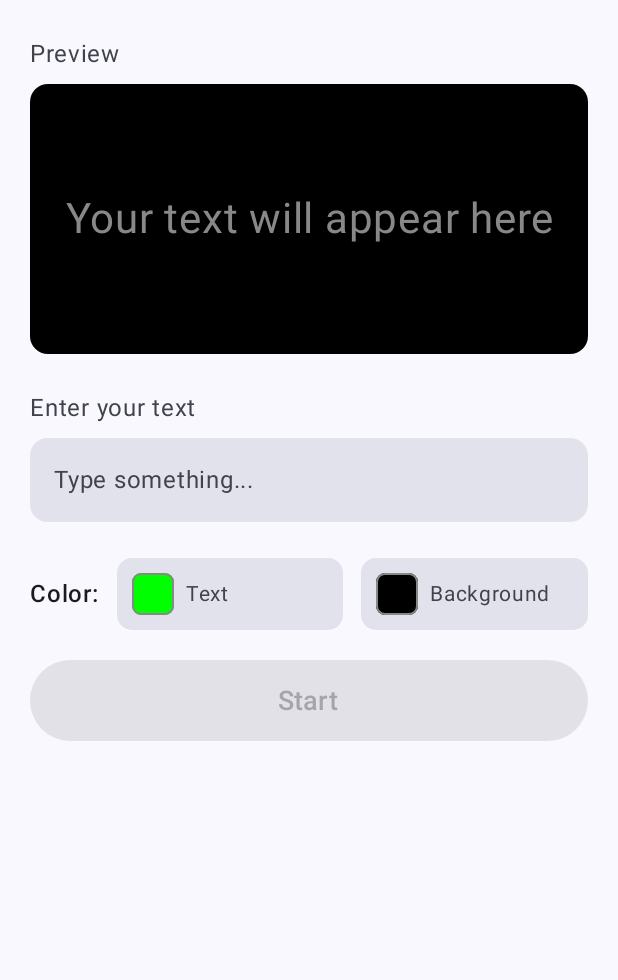
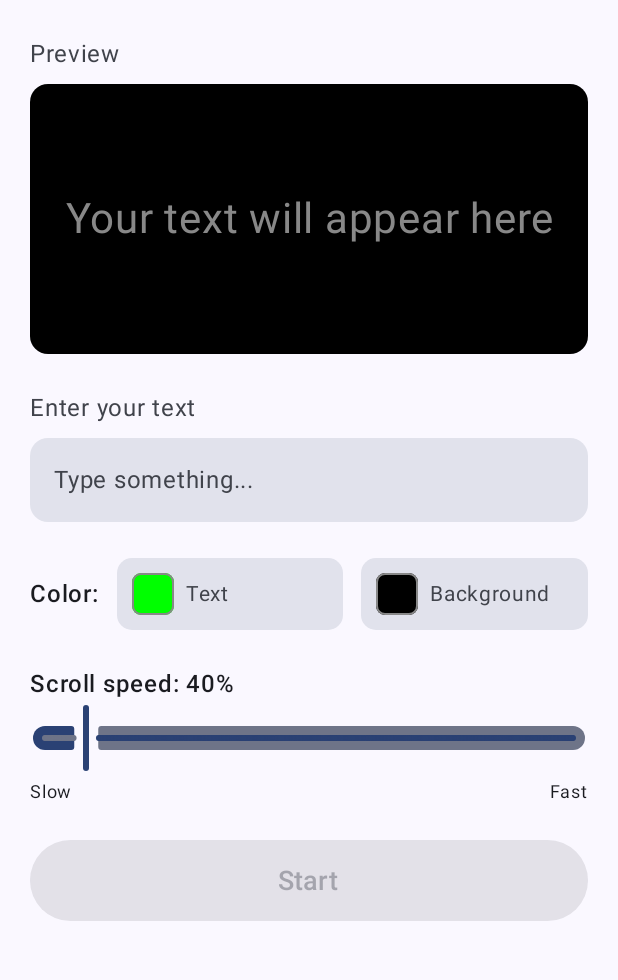
Before and after one commit to DanielSaborido/Text_Led, an Android app built with Jetpack Compose: the screen it shows after launch (MainActivity), on a phone screen of 412 x 824 dp, the part 80-1060 px from its top. Run offline under Robolectric (Android 15) with nearby library versions, the phone set to English and light mode, and no system bars.

Commit message:
speed scrolling configuration

```diff
--- a/app/build.gradle.kts
+++ b/app/build.gradle.kts
@@ -45,6 +45,7 @@ dependencies {
     implementation(libs.androidx.compose.ui.tooling.preview)
     implementation(libs.androidx.core.ktx)
     implementation(libs.androidx.lifecycle.runtime.ktx)
+    implementation(libs.androidx.material3)
     testImplementation(libs.junit)
     androidTestImplementation(platform(libs.androidx.compose.bom))
     androidTestImplementation(libs.androidx.compose.ui.test.junit4)
--- a/app/src/main/java/com/example/textled/MainActivity.kt
+++ b/app/src/main/java/com/example/textled/MainActivity.kt
@@ -37,6 +37,7 @@ import androidx.compose.foundation.verticalScroll
 import androidx.compose.material3.Button
 import androidx.compose.material3.MaterialTheme
 import androidx.compose.material3.Scaffold
+import androidx.compose.material3.Slider
 import androidx.compose.material3.Surface
 import androidx.compose.material3.Text
 import androidx.compose.runtime.saveable.listSaver
@@ -88,6 +89,7 @@ fun TextLedScreen() {
     var selectedPalette by remember { mutableStateOf<String?>(null) }
     var isStarted by rememberSaveable { mutableStateOf(false) }
     var originalOrientation by rememberSaveable { mutableIntStateOf(ActivityInfo.SCREEN_ORIENTATION_UNSPECIFIED) }
+    var scrollSpeed by rememberSaveable { mutableFloatStateOf(40f) }
     val activity = LocalActivity.current
 
     fun addToHistory(text: String) {
@@ -139,7 +141,8 @@ fun TextLedScreen() {
         LedDisplay(
             text = inputText,
             textColor = textColor,
-            backgroundColor = backgroundColor
+            backgroundColor = backgroundColor,
+            scrollSpeed = scrollSpeed
         )
         return
     }
@@ -193,7 +196,8 @@ fun TextLedScreen() {
                     LedDisplay(
                         text = inputText.ifEmpty { "Your text will appear here" },
                         textColor = if (inputText.isEmpty()) Color.Gray else textColor,
-                        backgroundColor = backgroundColor
+                        backgroundColor = backgroundColor,
+                        scrollSpeed = scrollSpeed
                     )
                 } else {
                     Box(
@@ -422,6 +426,25 @@ fun TextLedScreen() {
                     }
                 }
             }
+            Spacer(modifier = Modifier.height(24.dp))
+            Text(
+                text = "Scroll speed: ${scrollSpeed.toInt()}%",
+                fontSize = 16.sp,
+                fontWeight = FontWeight.Medium
+            )
+            Slider(
+                value = scrollSpeed,
+                onValueChange = { scrollSpeed = it },
+                valueRange = 1f..500f,
+                steps = 498
+            )
+            Row(
+                modifier = Modifier.fillMaxWidth(),
+                horizontalArrangement = Arrangement.SpaceBetween
+            ) {
+                Text("Slow", fontSize = 12.sp)
+                Text("Fast", fontSize = 12.sp)
+            }
             Spacer(modifier = Modifier.height(20.dp))
             Button(
                 onClick = {
@@ -471,7 +494,8 @@ private val textHistorySaver = listSaver<List<TextHistoryItem>, String>(
 fun LedDisplay(
     text: String,
     textColor: Color,
-    backgroundColor: Color
+    backgroundColor: Color,
+    scrollSpeed: Float = 40f
 ) {
     val textMeasurer = rememberTextMeasurer()
     val density = LocalDensity.current
@@ -491,23 +515,27 @@ fun LedDisplay(
         ).size.width.toFloat()
         val gapPx = with(density) { 48.dp.toPx() }
         val cycleDistance = textWidthPx + gapPx
+        val animatedOffset = key(scrollSpeed) {
             val transition = rememberInfiniteTransition(
                 label = "ledMarquee"
             )
-        val animatedOffset = transition.animateFloat(
+            transition.animateFloat(
                 initialValue = 0f,
                 targetValue = cycleDistance,
                 animationSpec = infiniteRepeatable(
                     animation = tween(
                         durationMillis = (
-                            cycleDistance / density.density * 25
-                            ).toInt().coerceIn(2500, 20000),
+                                (cycleDistance / density.density) *
+                                        (1000f / scrollSpeed.coerceIn(1f, 500f)) *
+                                        (117f / scrollFontSize.value)
+                                ).toInt().coerceIn(100, 100000),
                         easing = LinearEasing
                     ),
                     repeatMode = RepeatMode.Restart
                 ),
                 label = "ledScrollOffset"
             )
+        }
 
         Box(
             modifier = Modifier
--- a/gradle/libs.versions.toml
+++ b/gradle/libs.versions.toml
@@ -8,6 +8,7 @@ lifecycleRuntimeKtx = "2.11.0"
 activityCompose = "1.13.0"
 kotlin = "2.2.10"
 composeBom = "2026.02.01"
+material3 = "1.4.0"
 
 [libraries]
 androidx-core-ktx = { group = "androidx.core", name = "core-ktx", version.ref = "coreKtx" }
@@ -24,6 +25,7 @@ androidx-compose-ui-tooling-preview = { group = "androidx.compose.ui", name = "u
 androidx-compose-ui-test-manifest = { group = "androidx.compose.ui", name = "ui-test-manifest" }
 androidx-compose-ui-test-junit4 = { group = "androidx.compose.ui", name = "ui-test-junit4" }
 androidx-compose-material3 = { group = "androidx.compose.material3", name = "material3" }
+androidx-material3 = { group = "androidx.compose.material3", name = "material3", version.ref = "material3" }
 
 [plugins]
 android-application = { id = "com.android.application", version.ref = "agp" }
```
Lines whose indentation alone changed are shown as unchanged.
